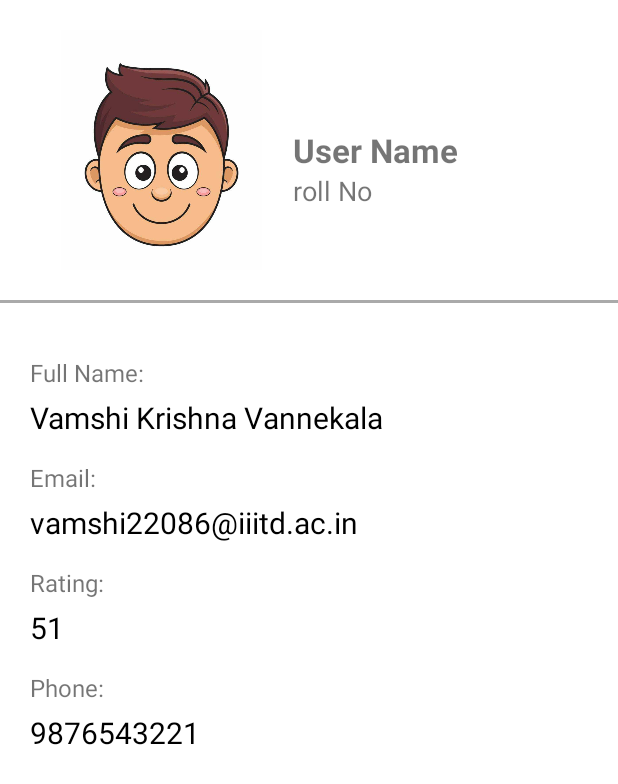
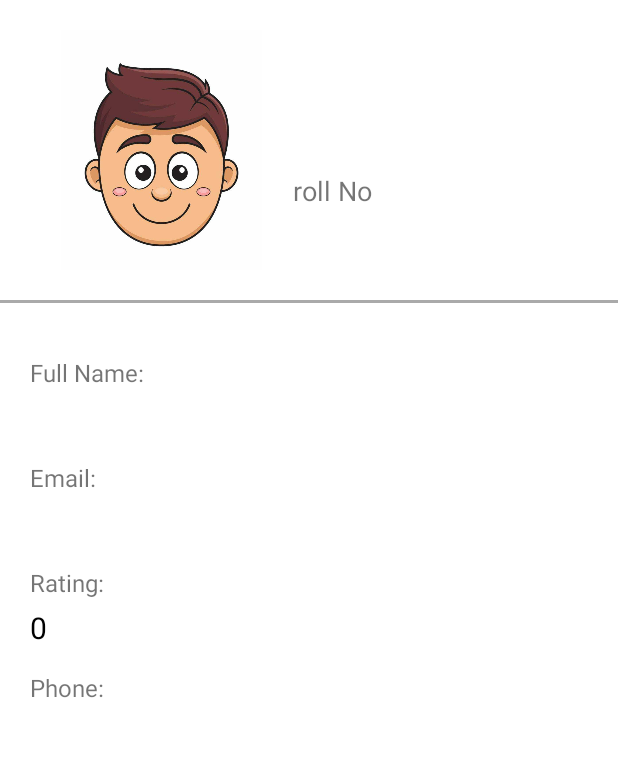
Before and after one commit to DataChef07/Mobile-Computing-Project, an Android app: the UserProfileActivity screen opened directly, with no data from a screen before it, on a phone screen of 412 x 824 dp. Shown: the top 784 px of the screen. Run offline under Robolectric (Android 15) with nearby library versions, the phone set to English and light mode, and no system bars; our stand-ins replace Firebase (no records; nobody signed in at launch, a user with empty details on screens opened directly); Roboto replaces fonts that are not available here.

Commit message:
user Profile fetching

```diff
--- a/app/src/main/java/com/example/startupconnect/UserProfileActivity.java
+++ b/app/src/main/java/com/example/startupconnect/UserProfileActivity.java
@@ -1,14 +1,79 @@
 package com.example.startupconnect;
 
+import androidx.annotation.NonNull;
 import androidx.appcompat.app.AppCompatActivity;
 
 import android.os.Bundle;
+import android.util.Log;
+import android.widget.TextView;
+import android.widget.Toast;
+
+import com.google.firebase.auth.FirebaseAuth;
+import com.google.firebase.database.DataSnapshot;
+import com.google.firebase.database.DatabaseError;
+import com.google.firebase.database.DatabaseReference;
+import com.google.firebase.database.FirebaseDatabase;
+import com.google.firebase.database.ValueEventListener;
 
 public class UserProfileActivity extends AppCompatActivity {
+    TextView userName, fullName, email, rating, phone;
+
+    private FirebaseAuth auth;
+    DatabaseReference mDatabase;
+
+    String CurrUser, currUserName, currUserEmail, currUserPhone;
 
     @Override
     protected void onCreate(Bundle savedInstanceState) {
         super.onCreate(savedInstanceState);
         setContentView(R.layout.activity_user_profile);
+
+        userName = findViewById(R.id.userName);
+        fullName = findViewById(R.id.full_name);
+        email = findViewById(R.id.user_email);
+        rating = findViewById(R.id.rating);
+        phone = findViewById(R.id.phone);
+
+        auth = FirebaseAuth.getInstance();
+        CurrUser = auth.getCurrentUser().getUid();
+
+        mDatabase = FirebaseDatabase.getInstance().getReference().child("Users").child(CurrUser);
+
+        mDatabase.addListenerForSingleValueEvent(new ValueEventListener() {
+            @Override
+            public void onDataChange(@NonNull DataSnapshot snapshot) {
+                currUserName = snapshot.child("name").getValue(String.class);
+                Log.i("TAG", "onDataChange: "+currUserName);
+//                Toast.makeText(UserProfileActivity.this, currUserName, Toast.LENGTH_SHORT).show();
+                userName.setText(currUserName);
+                fullName.setText(currUserName);
+                currUserPhone = snapshot.child("Phno").getValue(String.class);
+                phone.setText(currUserPhone);
+//                Toast.makeText(UserProfileActivity.this, currUserPhone, Toast.LENGTH_SHORT).show();
+                currUserEmail = auth.getCurrentUser().getEmail();
+                email.setText(currUserEmail);
+            }
+
+            @Override
+            public void onCancelled(@NonNull DatabaseError error) {
+
+            }
+        });
+//        ValueEventListener valueEventListener = new ValueEventListener() {
+//            @Override
+//            public void onDataChange(@NonNull DataSnapshot snapshot) {
+//                name = snapshot.child("name").getValue(String.class);
+//                Log.i("TAG", "onDataChange: "+name);
+//                Toast.makeText(UserProfileActivity.this, name, Toast.LENGTH_SHORT).show();
+//                userName.setText(name);
+//            }
+//
+//            @Override
+//            public void onCancelled(@NonNull DatabaseError error) {
+//
+//            }
+//        };
+
+
     }
 }
--- a/app/src/main/res/layout/activity_user_profile.xml
+++ b/app/src/main/res/layout/activity_user_profile.xml
@@ -61,7 +61,7 @@
 
         <TextView
             android:id="@+id/full_name"
-            android:text="Vamshi Krishna Vannekala"
+            android:text="Full Name"
             android:textColor="@color/black"
             android:fontFamily="@font/candal"
             android:layout_marginTop="@dimen/_5dp"
@@ -78,7 +78,7 @@
 
         <TextView
             android:id="@+id/user_email"
-            android:text="vamshi22086@iiitd.ac.in"
+            android:text="email"
             android:textColor="@color/black"
             android:fontFamily="@font/candal"
             android:layout_marginTop="5dp"
@@ -95,7 +95,7 @@
 
         <TextView
             android:id="@+id/rating"
-            android:text="51"
+            android:text="0"
             android:layout_marginTop="5dp"
             android:textColor="@color/black"
             android:fontFamily="@font/candal"
--- a/build.gradle
+++ b/build.gradle
@@ -8,7 +8,7 @@ buildscript {
 
     }
     dependencies {
-        classpath 'com.android.tools.build:gradle:7.4.1'
+        classpath 'com.android.tools.build:gradle:7.4.2'
 //
 //        // NOTE: Do not place your application dependencies here; they belong
 //        // in the individual module build.gradle files
@@ -19,8 +19,8 @@ buildscript {
 }
 
 plugins {
-    id 'com.android.application' version '7.4.1' apply false
-    id 'com.android.library' version '7.4.1' apply false
+    id 'com.android.application' version '7.4.2' apply false
+    id 'com.android.library' version '7.4.2' apply false
 }
 
 
```
